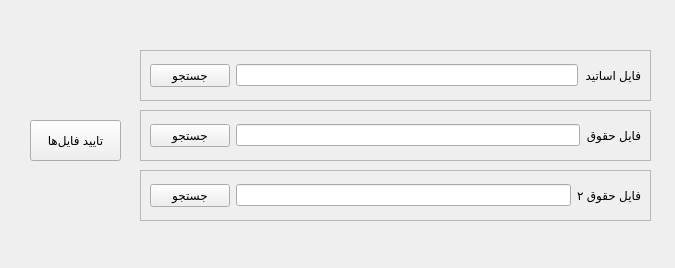
Old version of the form rawUi/prompt.ui in the repository soda-sh/uni-salary.
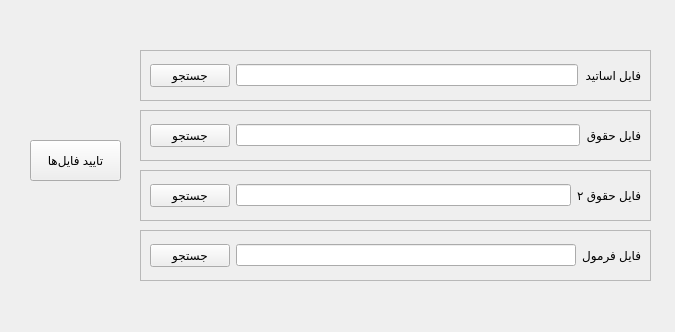
New version of the form.

Commit message: Add input section for formula file and related code edits

```diff
--- a/rawUi/prompt.ui
+++ b/rawUi/prompt.ui
@@ -7,7 +7,7 @@
     <x>0</x>
     <y>0</y>
     <width>675</width>
-    <height>268</height>
+    <height>332</height>
    </rect>
   </property>
   <property name="windowTitle">
@@ -87,7 +87,7 @@
    <property name="geometry">
     <rect>
      <x>30</x>
-     <y>120</y>
+     <y>140</y>
      <width>91</width>
      <height>41</height>
     </rect>
@@ -131,6 +131,41 @@
     </item>
    </layout>
   </widget>
+  <widget class="QFrame" name="profFormulaFrame">
+   <property name="geometry">
+    <rect>
+     <x>140</x>
+     <y>230</y>
+     <width>511</width>
+     <height>51</height>
+    </rect>
+   </property>
+   <property name="frameShape">
+    <enum>QFrame::StyledPanel</enum>
+   </property>
+   <property name="frameShadow">
+    <enum>QFrame::Raised</enum>
+   </property>
+   <layout class="QGridLayout" name="gridLayout_4">
+    <item row="0" column="1">
+     <widget class="QLineEdit" name="profFormulaPath"/>
+    </item>
+    <item row="0" column="3">
+     <widget class="QLabel" name="profFormulaLabel">
+      <property name="text">
+       <string>فایل فرمول</string>
+      </property>
+     </widget>
+    </item>
+    <item row="0" column="0">
+     <widget class="QPushButton" name="profFormulaExploreBtn">
+      <property name="text">
+       <string>جستجو</string>
+      </property>
+     </widget>
+    </item>
+   </layout>
+  </widget>
  </widget>
  <resources/>
  <connections/>
```
The commit also changes 2 other files.
